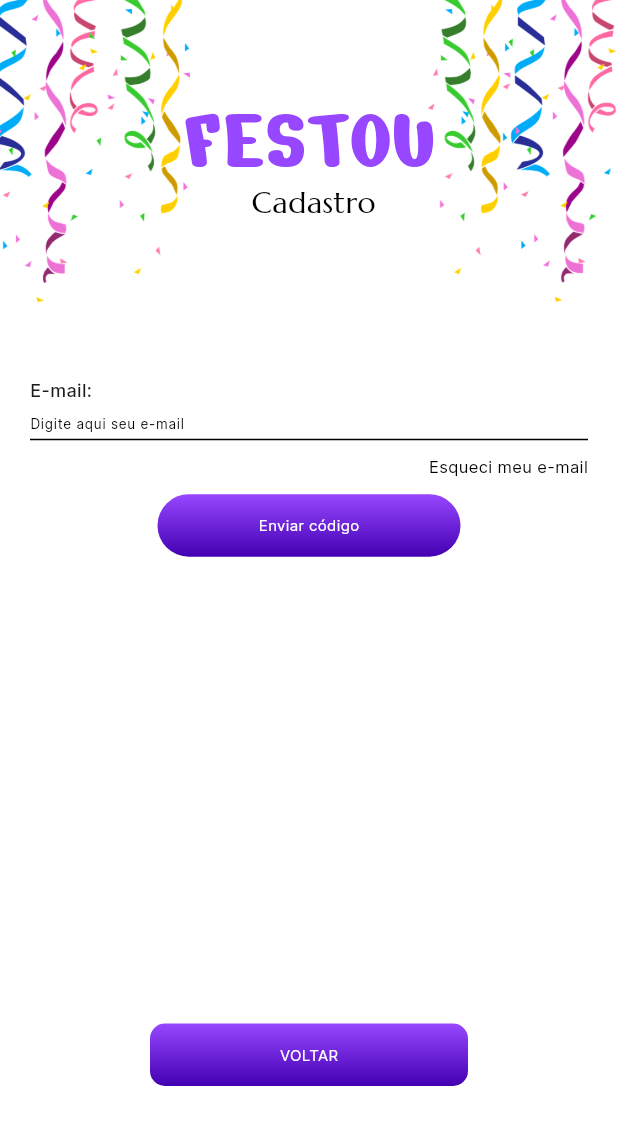
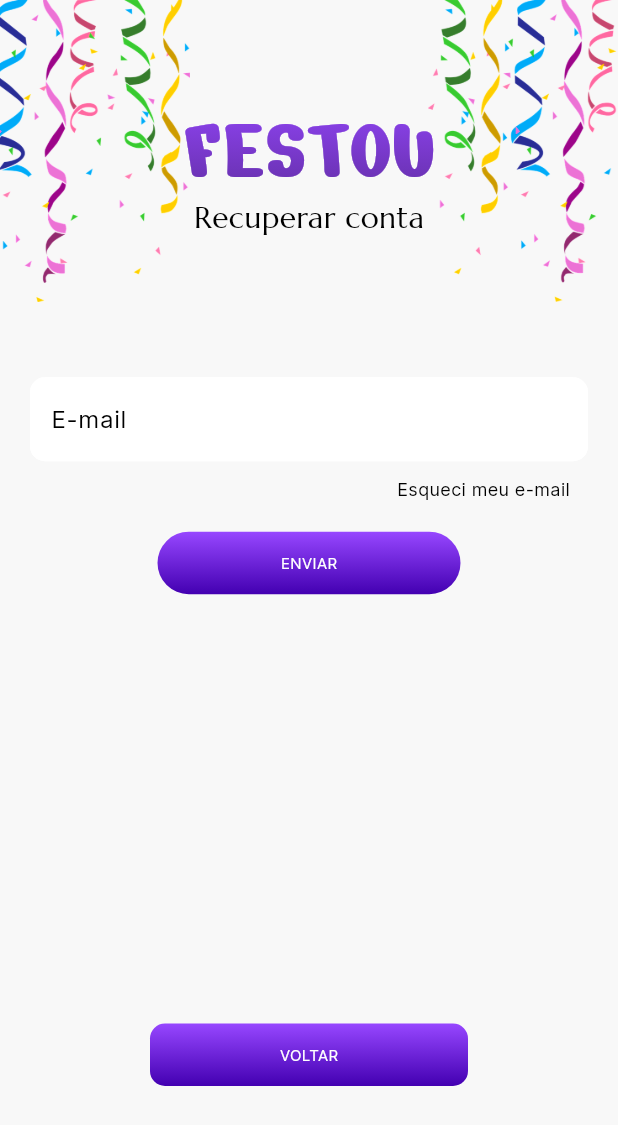
Before and after one commit to rodrigoaugusto99/git_flutter_festou, a Flutter app: the ForgotPasswordPage screen opened directly, on a phone screen of 412 x 824 dp. Shown: the top 1125 px of the screen. Run offline on Flutter 3.47's test engine with Material 3 defaults, Android fonts, the phone set to English and light mode, and no system bars; our stand-ins replace animate_do, calendar_date_picker2, carousel_slider, cloud_firestore, emoji_picker_flutter, firebase_auth and 21 more; missing offline and left inert: image_painter, search_cep, social_share, svg_flutter, validatorless; accounts and stored records are empty; generated files the repository leaves out were written again; project files that could hold a hidden picture were left out.

Commit message:
fix: tela esqueci minha senha

```diff
--- a/lib/src/features/login/forgot_password_page.dart
+++ b/lib/src/features/login/forgot_password_page.dart
@@ -2,6 +2,7 @@ import 'package:flutter/material.dart';
 import 'package:firebase_auth/firebase_auth.dart';
 import 'package:git_flutter_festou/src/core/ui/constants.dart';
 import 'package:git_flutter_festou/src/features/login/forgot_email_page.dart';
+import 'package:git_flutter_festou/src/features/widgets/custom_textformfield.dart';
 
 class ForgotPasswordPage extends StatefulWidget {
   const ForgotPasswordPage({Key? key}) : super(key: key);
@@ -52,7 +53,7 @@ class _ForgotPasswordPageState extends State<ForgotPasswordPage> {
     final double enviarButtonHeight = (30 / 732) * screenHeight;*/
 
     return Scaffold(
-      backgroundColor: Colors.white,
+      backgroundColor: const Color(0xFFF8F8F8),
       body: SingleChildScrollView(
         child: Stack(
           children: [
@@ -78,20 +79,42 @@ class _ForgotPasswordPageState extends State<ForgotPasswordPage> {
                           child: SizedBox(
                             height: screenHeight * 0.12,
                             child: Stack(
+                              alignment: Alignment.center,
+                              clipBehavior: Clip.none,
                               children: [
-                                const Text(
+                                ShaderMask(
+                                  shaderCallback: (bounds) {
+                                    return const LinearGradient(
+                                      colors: [
+                                        Color(0xff9747FF),
+                                        Color(0xff5B2B99),
+                                      ],
+                                      begin: Alignment.topCenter,
+                                      end: Alignment.bottomCenter,
+                                    ).createShader(
+                                      Rect.fromLTWH(
+                                        0,
+                                        0,
+                                        bounds.width,
+                                        bounds.height,
+                                      ),
+                                    );
+                                  },
+                                  child: const Text(
                                     'FESTOU',
                                     style: TextStyle(
                                       fontFamily: 'NerkoOne',
                                       fontSize: 60,
-                                    color: Color(0xff9747FF),
+                                      color: Colors
+                                          .white, // A cor branca será substituída pelo shader
                                     ),
                                   ),
-                                Positioned(
-                                  bottom: 0,
-                                  left: screenWidth * 0.11,
-                                  child: const Text(
-                                    'Cadastro',
+                                ),
+                                const Positioned(
+                                  bottom: -10,
+                                  child: Text(
+                                    'Recuperar conta',
+                                    textAlign: TextAlign.center,
                                     style: TextStyle(
                                       fontSize: 20,
                                       fontFamily: 'Marcellus',
@@ -119,34 +142,9 @@ class _ForgotPasswordPageState extends State<ForgotPasswordPage> {
                     child: Column(
                       crossAxisAlignment: CrossAxisAlignment.start,
                       children: [
-                        const Text(
-                          'E-mail:',
-                          style: TextStyle(
-                              fontSize: 12, fontWeight: FontWeight.w500),
-                        ),
-                        TextFormField(
+                        CustomTextformfield(
+                          label: 'E-mail',
                           controller: emailEC,
-                          decoration: const InputDecoration(
-                            contentPadding: EdgeInsets.symmetric(vertical: 2.0),
-                            hintText: 'Digite aqui seu e-mail',
-                            hintStyle:
-                                TextStyle(color: Colors.black, fontSize: 9),
-                            //border: InputBorder.none,
-                            focusedBorder: UnderlineInputBorder(
-                              borderSide:
-                                  BorderSide(color: Colors.black, width: 1),
-                            ),
-                            enabledBorder: UnderlineInputBorder(
-                              borderSide:
-                                  BorderSide(color: Colors.black, width: 1),
-                            ),
-                            errorBorder: InputBorder.none,
-                            focusedErrorBorder: InputBorder.none,
-                            disabledBorder: InputBorder.none,
-                            isDense: true,
-                          ),
-                          style: const TextStyle(
-                              fontSize: 14.0, color: Colors.black),
                         ),
                         const SizedBox(height: 10),
                         Align(
@@ -162,14 +160,17 @@ class _ForgotPasswordPageState extends State<ForgotPasswordPage> {
                                 ),
                               );
                             },
-                            child: const Text(
+                            child: const Padding(
+                              padding: EdgeInsets.only(right: 12.0),
+                              child: Text(
                                 'Esqueci meu e-mail',
                                 style: TextStyle(
-                                  fontSize: 11, color: Color(0xff000000)),
+                                    fontSize: 12, color: Colors.black),
                               ),
                             ),
                           ),
-                        const SizedBox(height: 10),
+                        ),
+                        const SizedBox(height: 20),
                         Align(
                           child: InkWell(
                             onTap: passwordReset,
@@ -192,7 +193,7 @@ class _ForgotPasswordPageState extends State<ForgotPasswordPage> {
                               child: const Align(
                                 alignment: Alignment.center,
                                 child: Text(
-                                  'Enviar código',
+                                  'ENVIAR',
                                   style: TextStyle(
                                     color: Colors.white,
                                     fontSize: 10,
--- a/lib/src/features/widgets/custom_textformfield.dart
+++ b/lib/src/features/widgets/custom_textformfield.dart
@@ -15,7 +15,7 @@ class CustomTextformfield extends StatefulWidget {
     this.inputFormatters,
     this.hasEye = false,
     required this.controller,
-    required this.validator,
+    this.validator,
     this.enable = true,
     this.obscureText = false,
   });
```
Lines whose indentation alone changed are shown as unchanged.
